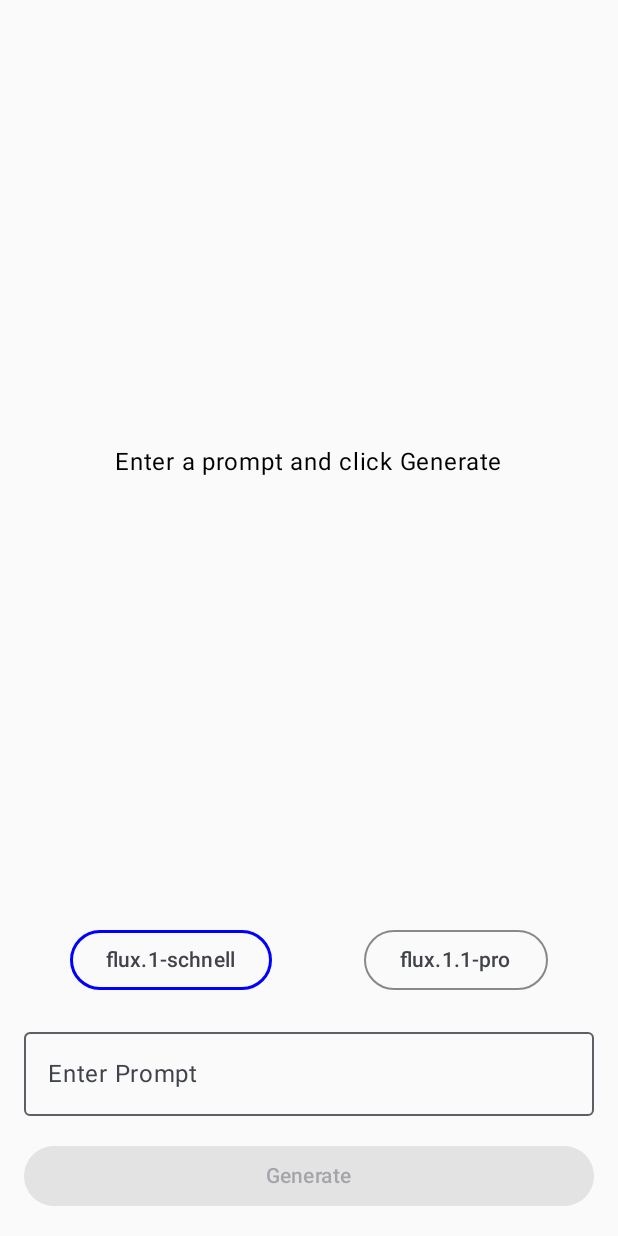
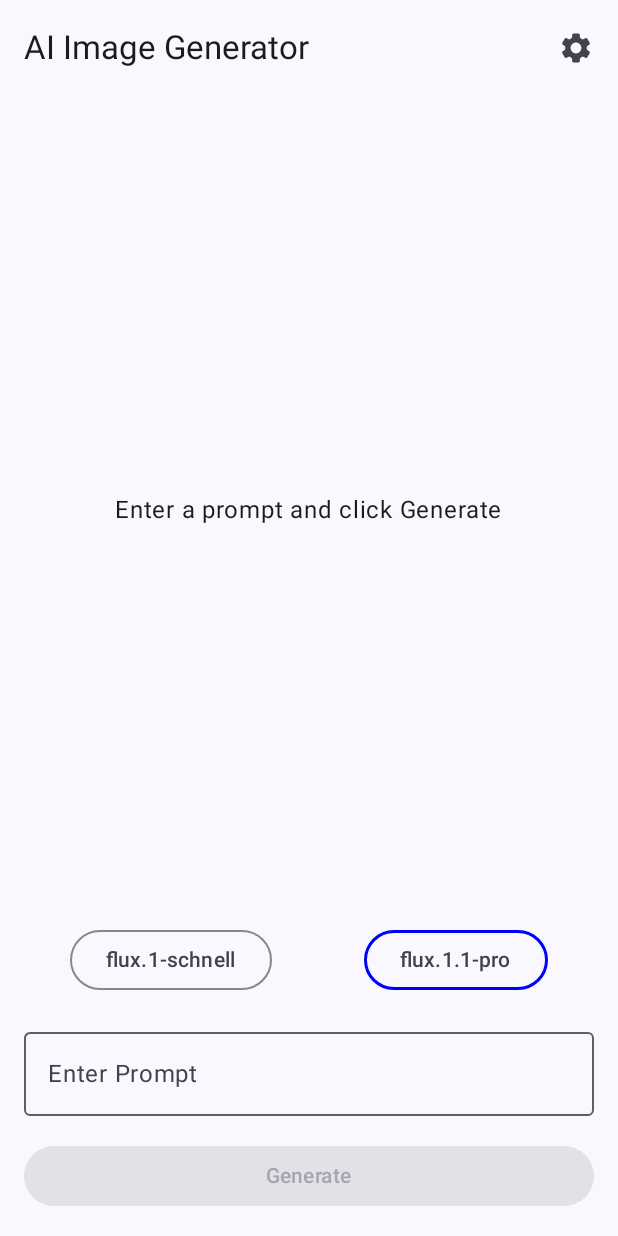
Before and after one commit to Android-by-Kotlin/OneAI-Avatar, an Android app built with Jetpack Compose: the screen it shows after launch (MainActivity), after a tap on "AI Image", on a phone screen of 412 x 824 dp. Run offline under Robolectric (Android 15) with nearby library versions, the phone set to English and light mode, and no system bars; pictures from the network do not load.

Commit message:
update image generation screen theme as default and chat bot flash model capable to read image and store previous record in answer

```diff
--- a/app/src/main/java/max/ohm/noai/imagegeneration/ImgeGeneratorScreen.kt
+++ b/app/src/main/java/max/ohm/noai/imagegeneration/ImgeGeneratorScreen.kt
@@ -26,9 +26,17 @@ import androidx.compose.ui.platform.LocalContext
 import androidx.compose.ui.unit.dp
 import androidx.lifecycle.viewmodel.compose.viewModel
 import coil.compose.AsyncImage
+import androidx.compose.material3.ExperimentalMaterial3Api
+import androidx.compose.material3.Scaffold
+import androidx.compose.material3.TopAppBar
+import androidx.compose.material.icons.Icons
+import androidx.compose.material.icons.filled.Settings
+import androidx.compose.material3.Icon
+import androidx.compose.material3.IconButton
 
 
 // --- Image Generator Screen Composable ---
+@OptIn(ExperimentalMaterial3Api::class)
 @Composable
 fun ImageGeneratorScreen(
     unifiedImageViewModel: UnifiedImageViewModel = viewModel(),
@@ -56,8 +64,22 @@ fun ImageGeneratorScreen(
         }
     }
 
+    Scaffold(
+        topBar = {
+            TopAppBar(
+                title = { Text("AI Image Generator") },
+                actions = {
+                    // Settings icon placeholder
+                    IconButton(onClick = { /* TODO: Navigate to settings */ }) {
+                        Icon(Icons.Filled.Settings, contentDescription = "Settings")
+                    }
+                }
+            )
+        }
+    ) { paddingValues ->
         Column(
             modifier = Modifier
+                .padding(paddingValues)
                 .fillMaxSize()
                 .padding(16.dp),
             horizontalAlignment = Alignment.CenterHorizontally
@@ -139,3 +161,4 @@ fun ImageGeneratorScreen(
             }
         }
     }
+}
--- a/app/src/main/java/max/ohm/noai/navigationsystem/AppNavigation.kt
+++ b/app/src/main/java/max/ohm/noai/navigationsystem/AppNavigation.kt
@@ -30,7 +30,7 @@ fun AppNavigation() {
             arguments = listOf(navArgument("modelType") {
                 type = NavType.StringType
                 nullable = true
-                defaultValue = "flux.1-schnell" // Default to the original model
+                defaultValue = "flux.1.1-pro" // Default to the original model
             })
         ) { backStackEntry ->
             val modelType = backStackEntry.arguments?.getString("modelType")
@@ -42,7 +42,7 @@ fun AppNavigation() {
             arguments = listOf(navArgument("modelType") {
                 type = NavType.StringType
                 nullable = true
-                defaultValue = "gemini-1.5-pro" // Default to Gemini 1.5 Pro
+                defaultValue = "gemini-flash" // Default to Gemini Flash
             })
         ) { backStackEntry ->
             val modelType = backStackEntry.arguments?.getString("modelType")
```
Also changed, not shown: app/src/main/java/max/ohm/noai/chatbot/UnifiedChatBotViewModel.kt (+18 -2 lines), app/src/main/java/max/ohm/noai/geminiflash/network/GeminiFlashDataModels.kt (+12 -1 lines). Lines whose indentation alone changed are shown as unchanged.
